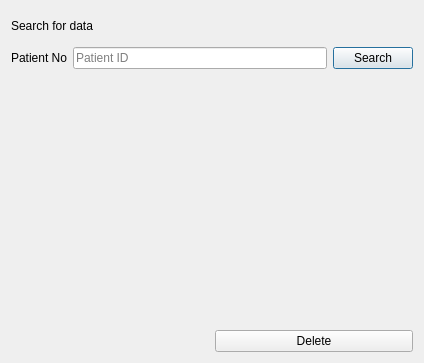
Above: search.ui from SanimKumarKhatri/DSA_Project before the change. Below: the same form after it.
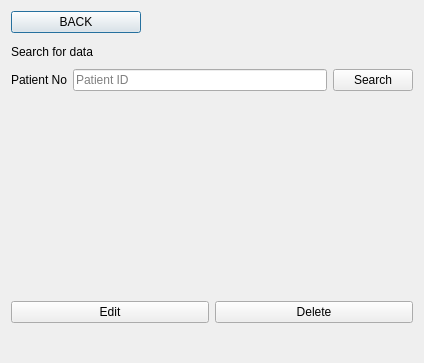
That is the form after the change.

```diff
--- a/search.ui
+++ b/search.ui
@@ -14,6 +14,31 @@
    <string>The Big Sick</string>
   </property>
   <layout class="QVBoxLayout" name="verticalLayout">
+   <item>
+    <layout class="QHBoxLayout" name="horizontalLayout_5">
+     <item>
+      <widget class="QPushButton" name="backbutton">
+       <property name="text">
+        <string>BACK</string>
+       </property>
+      </widget>
+     </item>
+     <item>
+      <widget class="QLabel" name="label_3">
+       <property name="text">
+        <string/>
+       </property>
+      </widget>
+     </item>
+     <item>
+      <widget class="QLabel" name="label_4">
+       <property name="text">
+        <string/>
+       </property>
+      </widget>
+     </item>
+    </layout>
+   </item>
    <item>
     <widget class="QLabel" name="label">
      <property name="text">
@@ -116,9 +141,9 @@
    <item>
     <layout class="QHBoxLayout" name="horizontalLayout_4">
      <item>
-      <widget class="QLabel" name="label_2">
+      <widget class="QPushButton" name="editbutton">
        <property name="text">
-        <string/>
+        <string>Edit</string>
        </property>
       </widget>
      </item>
@@ -131,6 +156,13 @@
      </item>
     </layout>
    </item>
+   <item>
+    <widget class="QLabel" name="label_2">
+     <property name="text">
+      <string/>
+     </property>
+    </widget>
+   </item>
   </layout>
  </widget>
  <resources/>
```
Left out of the diff: 3 changed lines with no effect on the pictures.
